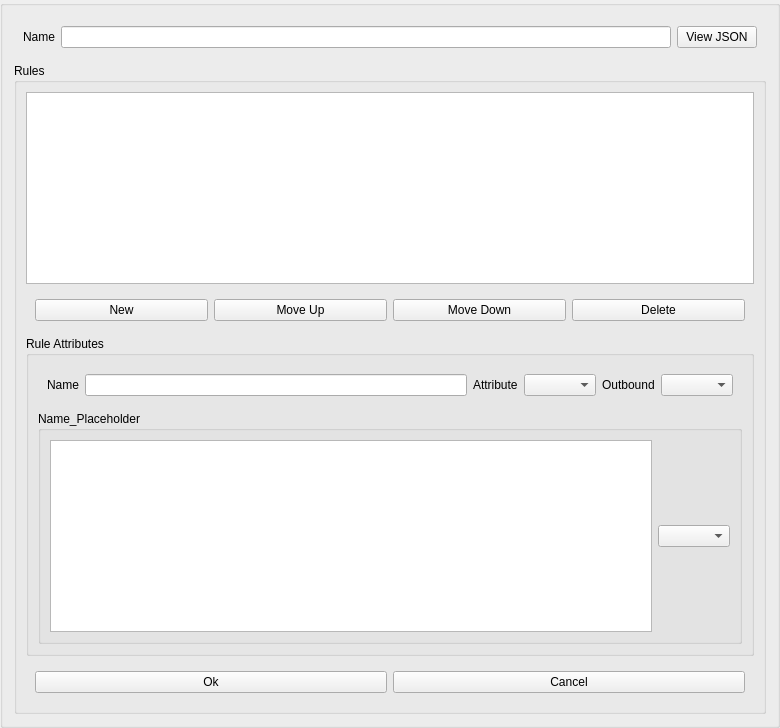
This is ui/widget/RouteItem.ui in shengmo0210/nekoray as Qt 5 draws it before an edit. The edited form follows.
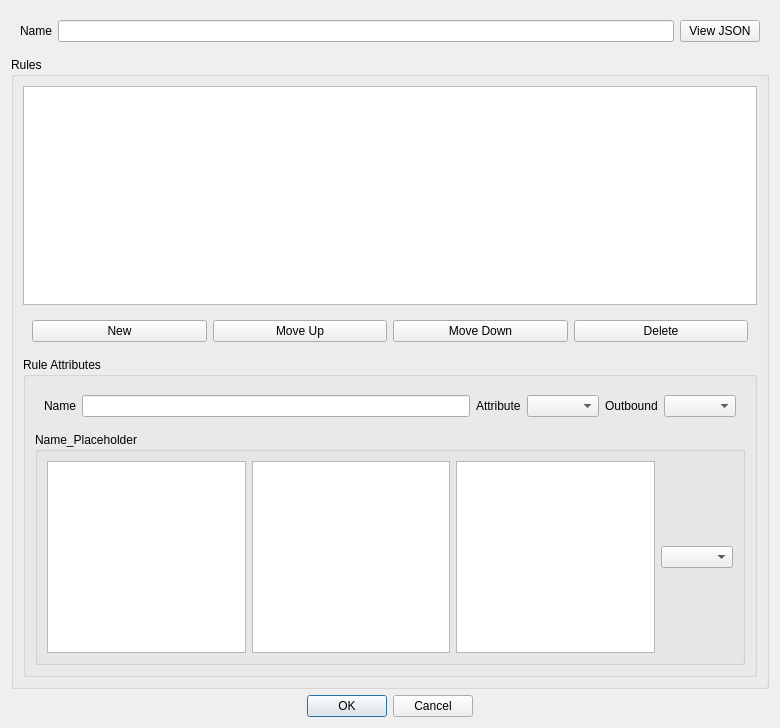
This is the edited form.

What changed in the file:
```diff
--- a/ui/widget/RouteItem.ui
+++ b/ui/widget/RouteItem.ui
@@ -1,7 +1,7 @@
 <?xml version="1.0" encoding="UTF-8"?>
 <ui version="4.0">
  <class>RouteItem</class>
- <widget class="QGroupBox" name="RouteItem">
+ <widget class="QDialog" name="RouteItem">
   <property name="geometry">
    <rect>
     <x>0</x>
@@ -128,9 +128,22 @@
             <string>Name_Placeholder</string>
            </property>
            <layout class="QHBoxLayout" name="horizontalLayout_4">
+            <item>
+             <widget class="QTextBrowser" name="rule_preview">
+              <property name="minimumSize">
+               <size>
+                <width>190</width>
+                <height>0</height>
+               </size>
+              </property>
+             </widget>
+            </item>
             <item>
              <widget class="QTextEdit" name="rule_attr_text"/>
             </item>
+            <item>
+             <widget class="QListView" name="rule_set_helper"/>
+            </item>
             <item>
              <widget class="QComboBox" name="rule_attr_selector"/>
             </item>
@@ -140,29 +153,16 @@
         </layout>
        </widget>
       </item>
-      <item>
-       <widget class="QWidget" name="widget_4" native="true">
-        <layout class="QHBoxLayout" name="horizontalLayout_5">
-         <item>
-          <widget class="QPushButton" name="ok_button">
-           <property name="text">
-            <string>Ok</string>
-           </property>
-          </widget>
-         </item>
-         <item>
-          <widget class="QPushButton" name="cancel_button">
-           <property name="text">
-            <string>Cancel</string>
-           </property>
-          </widget>
-         </item>
-        </layout>
-       </widget>
-      </item>
      </layout>
     </widget>
    </item>
+   <item alignment="Qt::AlignHCenter">
+    <widget class="QDialogButtonBox" name="buttonBox">
+     <property name="standardButtons">
+      <set>QDialogButtonBox::Cancel|QDialogButtonBox::Ok</set>
+     </property>
+    </widget>
+   </item>
   </layout>
  </widget>
  <resources/>
```
Left out of the diff: 4 changed lines with no effect on the pictures.
